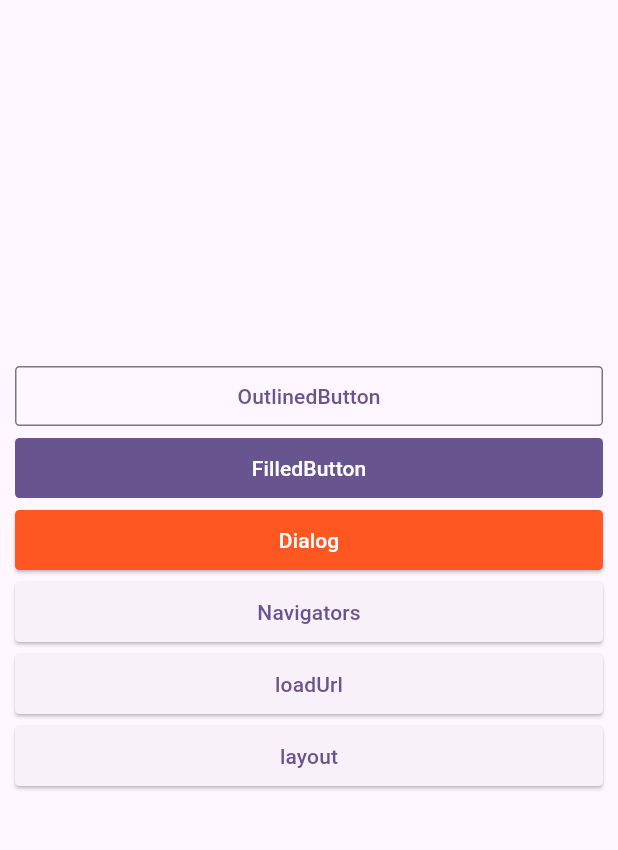
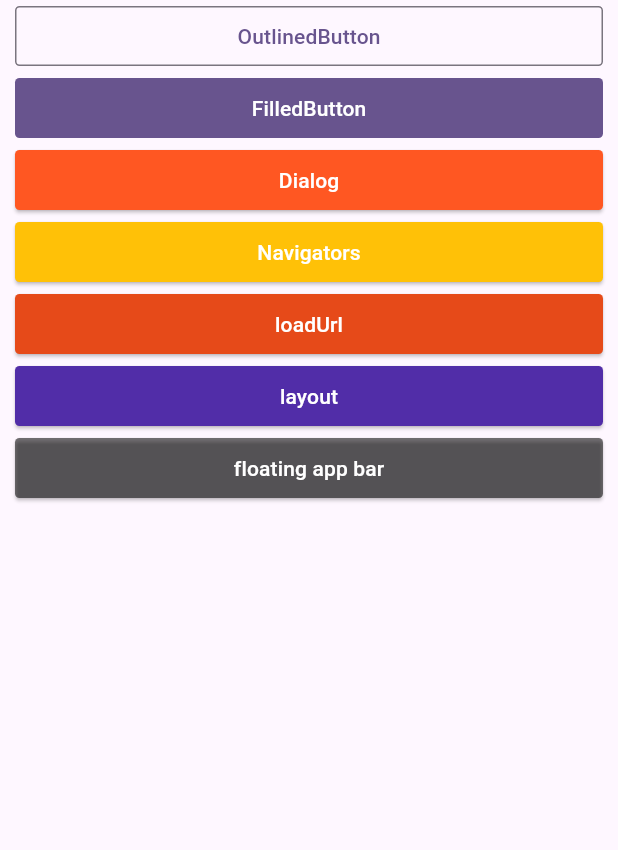
Before and after one commit to PlushTz/flutter_example, a Flutter app: the screen it shows after launch, on a phone screen of 412 x 824 dp, the part 84-934 px from its top. Run offline on Flutter 3.47's test engine with Material 3 defaults, Android fonts, the phone set to English and light mode, and no system bars.

Commit message:
feat(master):更改按钮样式，FloatingAppBarWidget

```diff
--- a/lib/layout.dart
+++ b/lib/layout.dart
@@ -10,9 +10,7 @@ class LayoutState extends StatelessWidget {
   @override
   Widget build(BuildContext context) {
     const String appTitle = 'Flutter layout demo';
-    return MaterialApp(
-      title: appTitle,
-      home: Scaffold(
+    return Scaffold(
       appBar: AppBar(title: Text(appTitle)),
       body: const SingleChildScrollView(
         child: Column(
@@ -34,7 +32,6 @@ class LayoutState extends StatelessWidget {
                   'include rowing, and riding the summer toboggan run.',
             ),
           ],
-          ),
         ),
       ),
     );
--- a/lib/main.dart
+++ b/lib/main.dart
@@ -1,5 +1,6 @@
 import 'package:flutter/material.dart';
 import 'package:flutter_example/dialogs.dart';
+import 'package:flutter_example/floating_app_bar.dart';
 import 'package:flutter_example/layout.dart';
 import 'package:flutter_example/navigators.dart';
 import 'package:flutter_example/uifield.dart';
@@ -43,7 +44,7 @@ class _MyHomePageState extends State<MyHomePage> {
       ),
       body: Center(
         child: Container(
-          alignment: Alignment.center,
+          alignment: Alignment.topCenter,
           child: SingleChildScrollView(
             child: ConstrainedBox(
               constraints: BoxConstraints(minHeight: 10),
@@ -71,9 +72,7 @@ class ContentState extends StatelessWidget {
         // spacing: 20,
         children: <Widget>[
           OutlinedButton(
-            onPressed: () {
-
-            },
+            onPressed: () {},
             style: OutlinedButton.styleFrom(
               shape: RoundedRectangleBorder(
                 borderRadius: BorderRadius.circular(
@@ -126,8 +125,9 @@ class ContentState extends StatelessWidget {
                   UiField.ROUNDED_RECTANGLE_BORDER_RADIUS,
                 ),
               ),
+              backgroundColor: Colors.amber[500],
             ),
-            child: Text('Navigators'),
+            child: Text('Navigators', style: TextStyle(color: Colors.white)),
           ),
           ElevatedButton(
             onPressed: () => {
@@ -142,8 +142,9 @@ class ContentState extends StatelessWidget {
                   UiField.ROUNDED_RECTANGLE_BORDER_RADIUS,
                 ),
               ),
+              backgroundColor: Colors.deepOrange[700],
             ),
-            child: Text('loadUrl'),
+            child: Text('loadUrl', style: TextStyle(color: Colors.white)),
           ),
           ElevatedButton(
             onPressed: () => {
@@ -158,8 +159,29 @@ class ContentState extends StatelessWidget {
                   UiField.ROUNDED_RECTANGLE_BORDER_RADIUS,
                 ),
               ),
+              backgroundColor: Colors.deepPurple[700],
             ),
-            child: Text('layout'),
+            child: Text('layout', style: TextStyle(color: Colors.white)),
+          ),
+          ElevatedButton(
+            onPressed: () => {
+              Navigator.push(
+                context,
+                MaterialPageRoute(builder: (context) => FloatingAppBarWidget()),
+              ),
+            },
+            style: ElevatedButton.styleFrom(
+              shape: RoundedRectangleBorder(
+                borderRadius: BorderRadius.circular(
+                  UiField.ROUNDED_RECTANGLE_BORDER_RADIUS,
+                ),
+              ),
+              backgroundColor: Colors.black54,
+            ),
+            child: Text(
+              'floating app bar',
+              style: TextStyle(color: Colors.white),
+            ),
           ),
         ],
       ),
```
Also changed, not shown: lib/floating_app_bar.dart (added, +30 -0 lines), pubspec.lock, 5 other files. Lines whose indentation alone changed are shown as unchanged.
